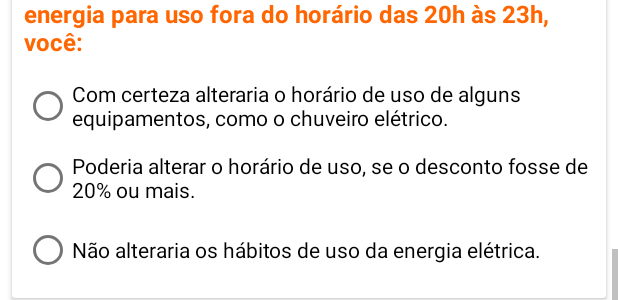
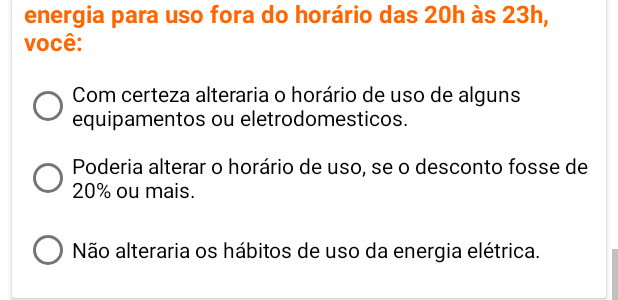
Before and after one commit to AlexandreRHeck/PPHM, an Android app: the layout fragment_rural.xml on its own in the app's theme, with its tools: preview values and no code run, scrolled down 1153 dp, on a phone screen of 412 x 824 dp. Shown: the part 397-697 px from the top of the screen. Run offline under Robolectric (Android 15) with nearby library versions, the phone set to English and light mode, and no system bars; network calls fail.

Commit message:
2.0.3 - Roraima - Produçao

```diff
--- a/app/src/main/res/values/strings.xml
+++ b/app/src/main/res/values/strings.xml
@@ -114,12 +114,10 @@
     <string name="rural_search_answer_2_2">Não.</string>
     <string name="rural_search_quest_3">Telefone do cliente para contato:</string>
     <string name="rural_search_quest_4">1. O que caracteriza o consumo de energia do seu domicílio?</string>
-    <string name="rural_search_answer_4_1">Só Residencial</string>
-    <string name="rural_search_answer_4_1_1">Casa</string>
-    <string name="rural_search_answer_4_1_2">Apartamento</string>
+    <string name="rural_search_answer_4_1">Só Atividade Rural</string>
+    <string name="rural_search_answer_4_1_1">Rural e Residencial</string>
+    <string name="rural_search_answer_4_1_2">Rural e Industrial</string>
     <string name="rural_search_answer_4_1_3">Outro</string>
-    <string name="rural_search_answer_4_2">Residencial e Comercial</string>
-    <string name="rural_search_answer_4_3">Residencial e Industrial</string>
     <string name="rural_search_quest_5">2. Geralmente, quais os períodos do dia em que o consumo é maior (maior quantidade de aparelhos ligados) ?</string>
     <string name="rural_search_answer_5_1">Manhã (06h às 12h)</string>
     <string name="rural_search_answer_5_2">Tarde (12h às 18h)</string>
@@ -134,7 +132,7 @@
     <string name="rural_search_answer_8_2">Não</string>
     <string name="rural_search_answer_8_3">Desconheço os descontos.</string>
     <string name="rural_search_quest_9">6. Se houvesse um desconto de 10% na tarifa de energia para uso fora do horário das 20h às 23h, você:</string>
-    <string name="rural_search_answer_9_1">Com certeza alteraria o horário de uso de alguns equipamentos, como o chuveiro elétrico.</string>
+    <string name="rural_search_answer_9_1">Com certeza alteraria o horário de uso de alguns equipamentos ou eletrodomesticos.</string>
     <string name="rural_search_answer_9_2">Poderia alterar o horário de uso, se o desconto fosse de 20% ou mais.</string>
     <string name="rural_search_answer_9_3">Não alteraria os hábitos de uso da energia elétrica.</string>
     <string name="rural_search_quest_10">7.	Já avaliou se a utilização da modalidade de Tarifa Branca seria adequada ao seu estabelecimento?</string>
@@ -167,11 +165,11 @@
     <string name="industrial_commercial_search_quest_7">4.	Sabe Qual é o valor da sua tarifa de energia elétrica atual?</string>
     <string name="industrial_commercial_search_answer_7_1">Sim.</string>
     <string name="industrial_commercial_search_answer_7_2">Não.</string>
-    <string name="industrial_commercial_search_quest_8">5.	Caso ocorra uma mudança nas tarifas de energia de tal modo que a tarifa de energia para uso das 20:00 às 23:00 horas fosse 5 vezes mais cara, você:</string>
+    <string name="industrial_commercial_search_quest_8">5. Caso ocorra uma mudança nas tarifas de energia de tal modo que a tarifa de energia para uso das 20:00 às 23:00 horas fosse 5 vezes mais cara, você:</string>
     <string name="industrial_commercial_search_answer_8_1">Com certeza alteraria o horário de uso de alguns equipamentos, como o chuveiro elétrico..</string>
     <string name="industrial_commercial_search_answer_8_2">Alteraria em um único mês para verificar o impacto na conta de energia.</string>
     <string name="industrial_commercial_search_answer_8_3">Não alteraria os hábitos de uso da energia elétrica.</string>
-    <string name="industrial_commercial_search_quest_9">6.	Se houvesse um desconto de 10% na tarifa de energia para uso fora do horário das 20:00 às 23:00 horas você:</string>
+    <string name="industrial_commercial_search_quest_9">6. Se houvesse um desconto de 10% na tarifa de energia para uso fora do horário das 20:00 às 23:00 horas você:</string>
     <string name="industrial_commercial_search_answer_9_1">Com certeza alteraria o horário de uso de alguns equipamentos ou eletrodomesticos.</string>
     <string name="industrial_commercial_search_answer_9_2">Poderia alterar o horário de uso, se o desconto fosse de 20% ou mais.</string>
     <string name="industrial_commercial_search_answer_9_3">Não alteraria os hábitos de uso da energia elétrica.</string>
```
